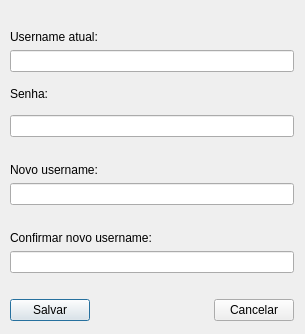
Qt form TrabalhoFinalQT/alterarusername.ui (arianeam/prog.OOC-) before a commit.
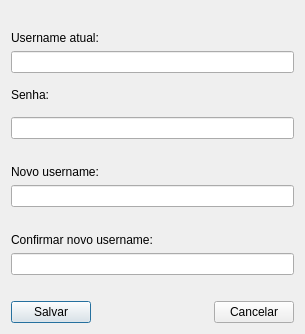
The same form after that commit.

Patch:
```diff
--- a/TrabalhoFinalQT/alterarusername.ui
+++ b/TrabalhoFinalQT/alterarusername.ui
@@ -10,18 +10,23 @@
     <height>334</height>
    </rect>
   </property>
+  <property name="minimumSize">
+   <size>
+    <width>305</width>
+    <height>334</height>
+   </size>
+  </property>
+  <property name="maximumSize">
+   <size>
+    <width>305</width>
+    <height>334</height>
+   </size>
+  </property>
   <property name="windowTitle">
    <string>Dialog</string>
   </property>
-  <widget class="QWidget" name="">
-   <property name="geometry">
-    <rect>
-     <x>10</x>
-     <y>10</y>
-     <width>284</width>
-     <height>311</height>
-    </rect>
-   </property>
+  <layout class="QVBoxLayout" name="verticalLayout_11">
+   <item>
    <layout class="QVBoxLayout" name="verticalLayout_10">
     <item>
      <layout class="QVBoxLayout" name="verticalLayout_9">
@@ -162,7 +167,8 @@
      </layout>
     </item>
    </layout>
-  </widget>
+   </item>
+  </layout>
  </widget>
  <resources/>
  <connections/>
```
Left out of the diff: 2 changed lines with no effect on the pictures. Lines whose indentation alone changed are shown as unchanged.
